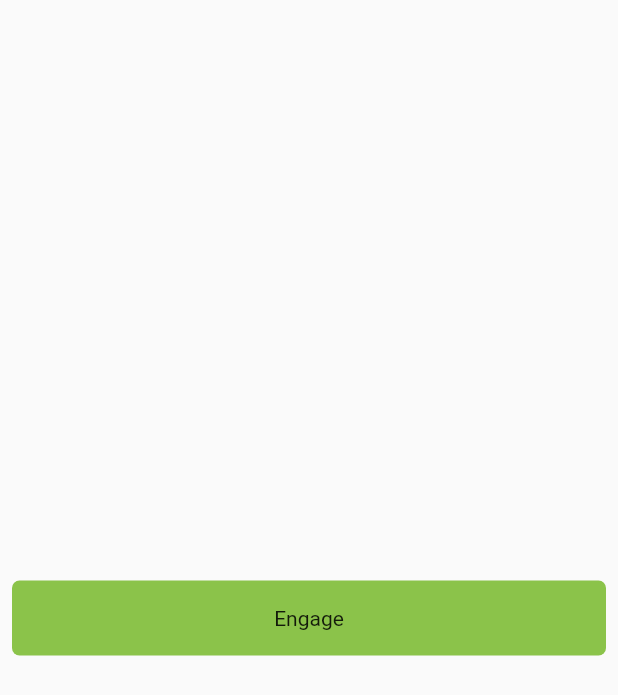
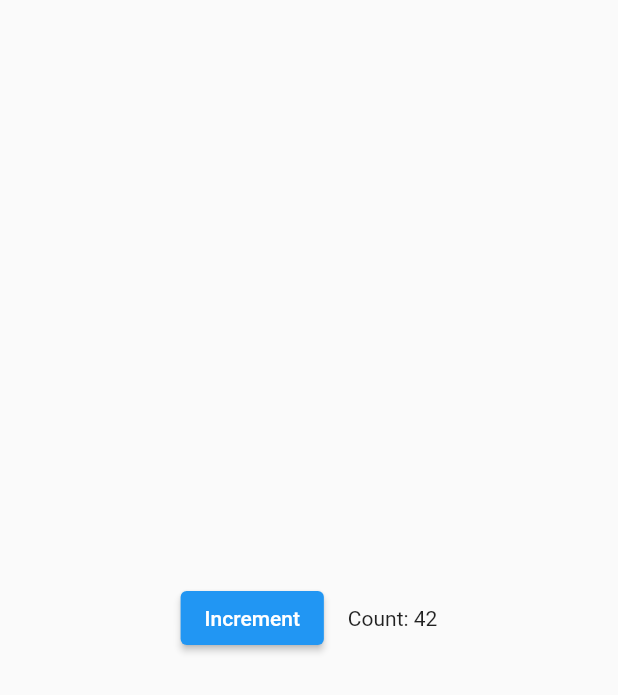
Before and after one commit to minje70/flutter_example, a Flutter app: the screen it shows after launch, on a phone screen of 412 x 824 dp. Shown: the top 695 px of the screen. Run offline on Flutter 3.47's test engine with Material 2 defaults, Android fonts, the light colour scheme and no system bars.

Commit message:
[added] Changing widgets in response to input
- State에 대해서 알 수 있다.

```diff
--- a/study_widget/lib/main.dart
+++ b/study_widget/lib/main.dart
@@ -1,57 +1,63 @@
 import 'package:flutter/material.dart';
+
+class Counter extends StatefulWidget {
+  const Counter({Key? key}) : super(key: key);
+
+  @override
+  _CounterState createState() => _CounterState();
+}
+
+class _CounterState extends State<Counter> {
+  int _counter = 0;
+
+  void _increment() {
+    setState(() {
+      _counter++;
+    });
+  }
+
+  @override
+  void initState() {
+    super.initState();
+    _counter = 42;
+  }
+
+  @override
+  Widget build(BuildContext context) {
+    return Row(
+      mainAxisAlignment: MainAxisAlignment.center,
+      children: <Widget>[
+        ElevatedButton(
+          onPressed: _increment,
+          child: const Text('Increment'),
+        ),
+        const SizedBox(width: 16),
+        Text('Count: $_counter'),
+      ],
+    );
+  }
+}
+
+class MyAppBar extends StatelessWidget {
+  const MyAppBar({Key? key}) : super(key: key);
+
+  @override
+  Widget build(BuildContext context) {
+    return AppBar(
+      leading: const Icon(Icons.search),
+    );
+  }
+}
 
 void main() {
   runApp(
     const MaterialApp(
       home: Scaffold(
+        // appBar: MyAppBar(),
         body: Center(
-          child: MyButton(),
+          child: Counter(),
         ),
       ),
     ),
   );
 }
-
-class MyButton extends StatelessWidget {
-  const MyButton({Key? key}) : super(key: key);
-
-  @override
-  Widget build(BuildContext context) {
-    return GestureDetector(
-      onTap: () {
-        print('MyButton was tapped');
-      },
-      child: Container(
-        height: 50.0,
-        padding: const EdgeInsets.all(8.0),
-        margin: const EdgeInsets.symmetric(horizontal: 8.0),
-        decoration: BoxDecoration(
-          borderRadius: BorderRadius.circular(5.0),
-          color: Colors.lightGreen[500],
-        ),
-        child: const Center(
-          child: Text('Engage'),
-        ),
-      ),
-    );
-    // // Container안에 GestureDetector가 있으면 GestureDetector 안에 있는 Gesture에 대해서 handling한다.
-
-    // return Container(
-    //   height: 50.0,
-    //   padding: const EdgeInsets.all(8.0),
-    //   margin: const EdgeInsets.symmetric(horizontal: 8.0),
-    //   decoration: BoxDecoration(
-    //     borderRadius: BorderRadius.circular(5.0),
-    //     color: Colors.lightGreen[500],
-    //   ),
-    //   child: GestureDetector(
-    //     onTap: () {
-    //       print('MyButton was tapped');
-    //     },
-    //     child: const Center(
-    //       child: Text('Engage'),
-    //     ),
-    //   ),
-    // );
-  }
-}
```
